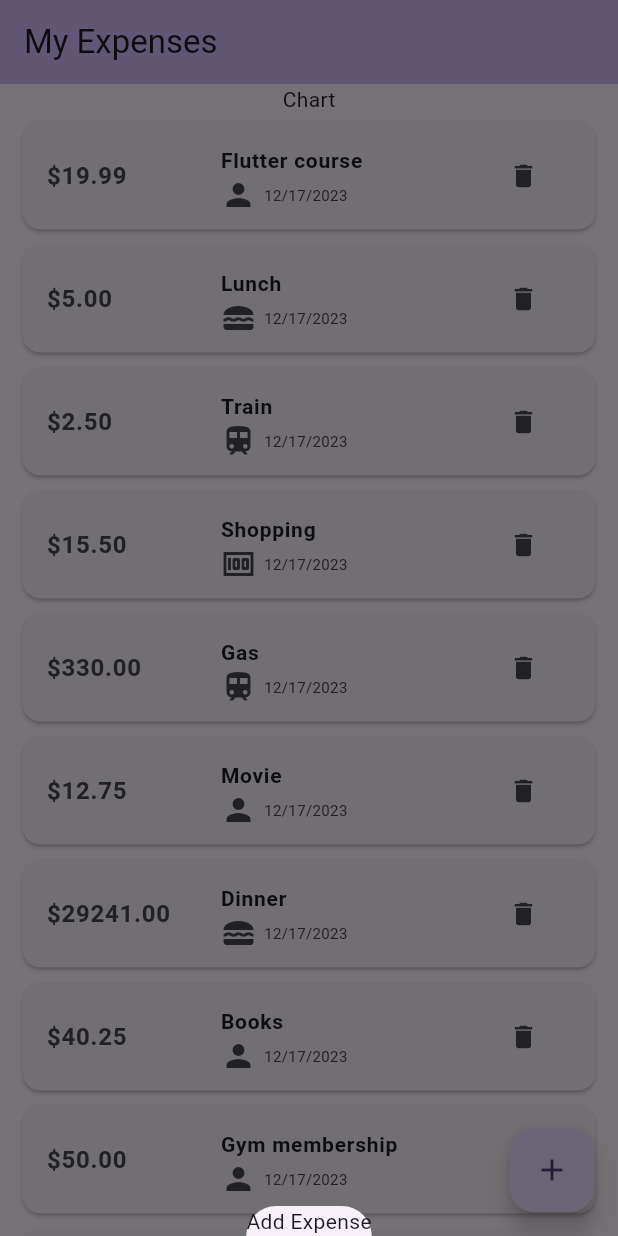
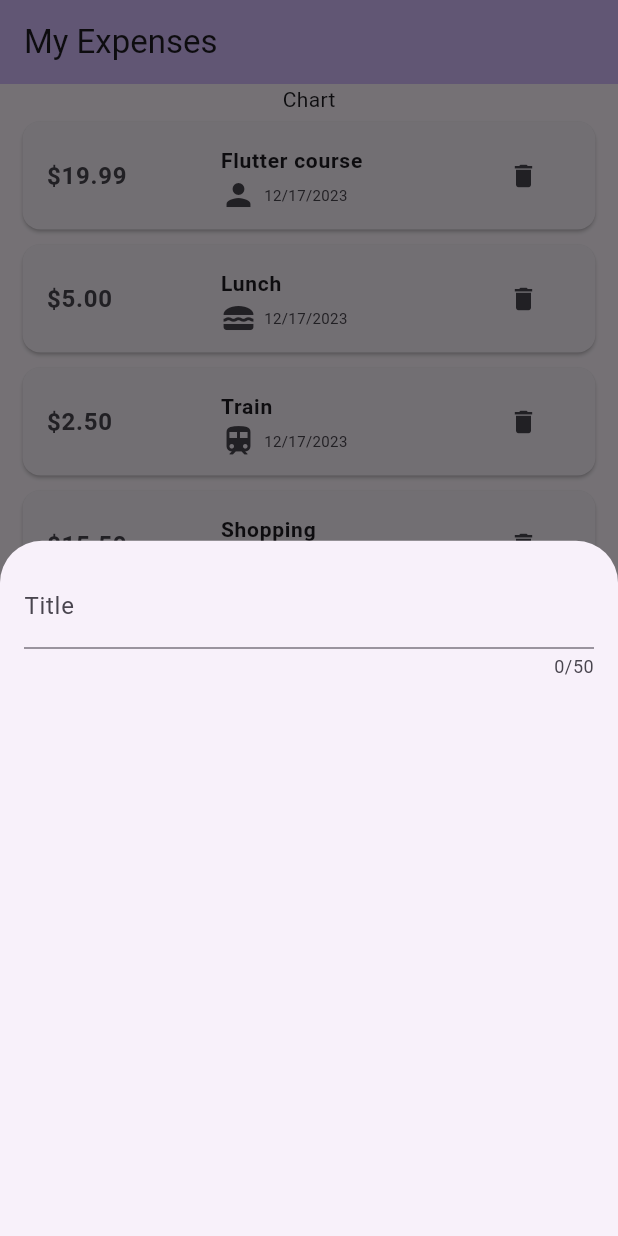
Before and after one commit to gayashan4lk/budget_tracker, a Flutter app: the screen it shows after launch, after a tap on the "add" icon, on a phone screen of 412 x 824 dp. Run offline on Flutter 3.47's test engine with Material 3 defaults, Android fonts, the phone set to English and light mode, and no system bars.

Commit message:
create NewExpense widget

```diff
--- a/lib/home.dart
+++ b/lib/home.dart
@@ -25,7 +25,7 @@ class _HomePageState extends State<HomePage> {
   ];
 
   void _openAddExpensesOverlay() {
-    showModalBottomSheet(context: context, builder: (ctx) => Text('Add Expense'));
+    showModalBottomSheet(context: context, builder: (ctx) => const NewExpense());
   }
 
   @override
@@ -104,3 +104,27 @@ class ExpenseItem extends StatelessWidget {
     );
   }
 }
+
+class NewExpense extends StatefulWidget {
+  const NewExpense({super.key});
+
+  @override
+  State<NewExpense> createState() => _NewExpenseState();
+}
+
+class _NewExpenseState extends State<NewExpense> {
+  @override
+  Widget build(BuildContext context) {
+    return const Padding(
+        padding: EdgeInsets.all(16),
+        child: Column(
+          children: [
+            TextField(
+              maxLength: 50,
+              keyboardType: TextInputType.text,
+              decoration: InputDecoration(labelText: 'Title'),
+            )
+          ],
+        ));
+  }
+}
```
